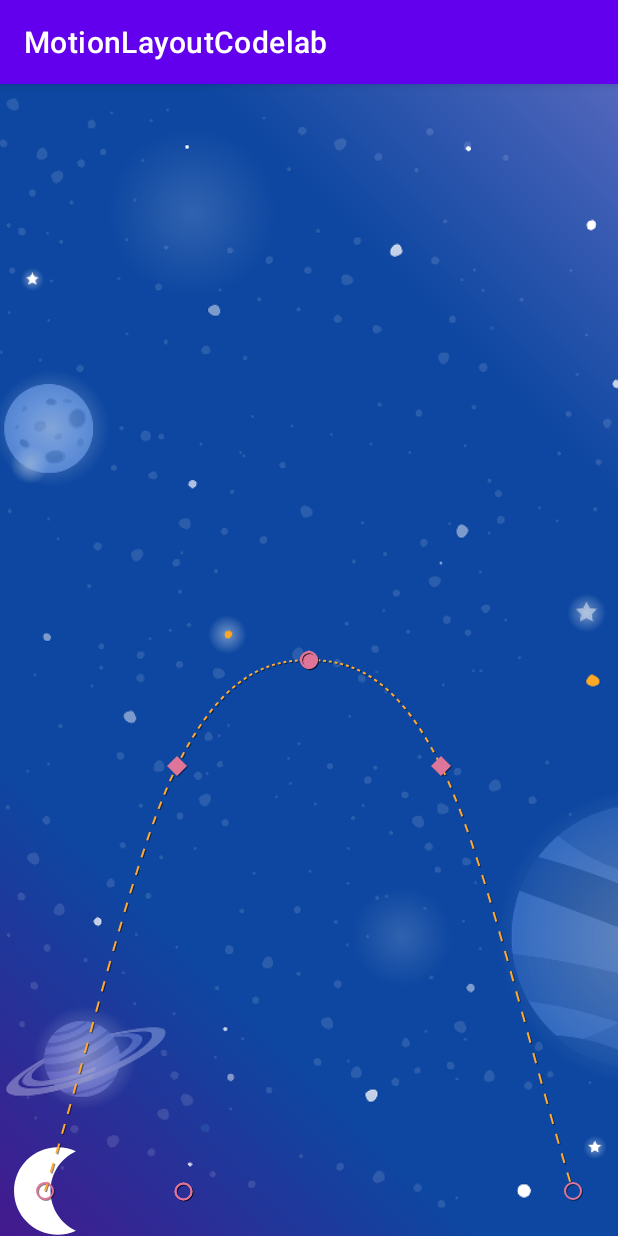
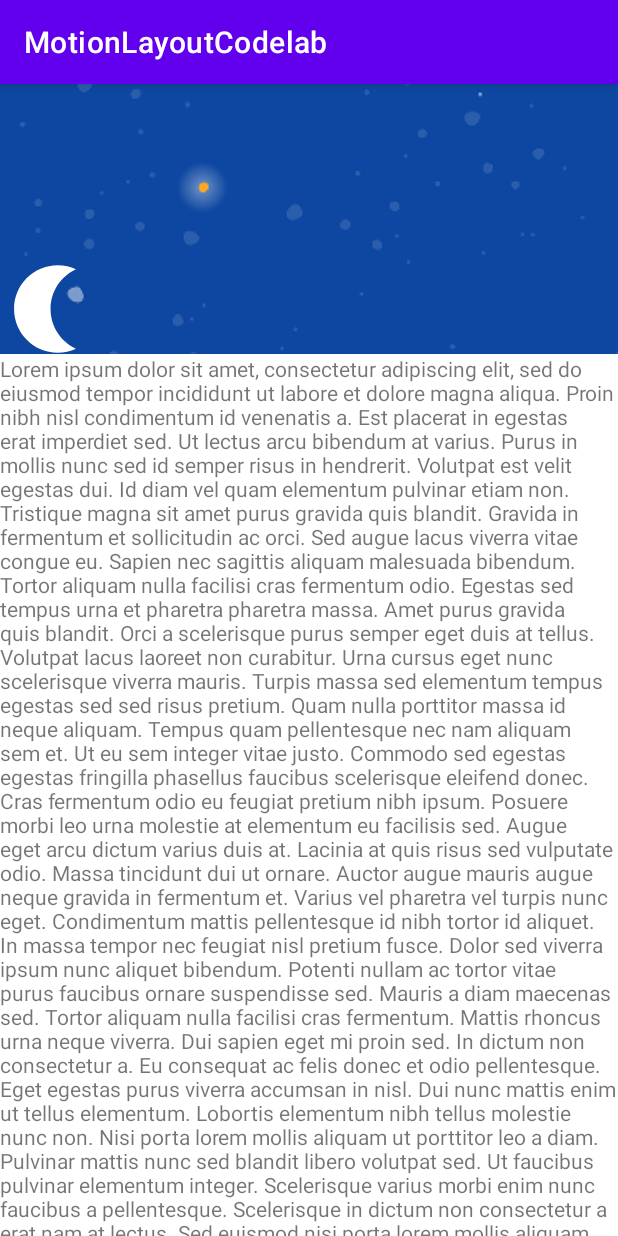
Before and after one commit to tangwanchao/MotionLayoutCodelab, an Android app: the screen it shows after launch (MainActivity), on a phone screen of 412 x 824 dp. Run offline under Robolectric (Android 15) with nearby library versions, the phone set to English and light mode, and no system bars.

Commit message:
代码控制运动完成

```diff
--- a/app/src/main/java/me/twc/motionlayoutcodelab/MainActivity.kt
+++ b/app/src/main/java/me/twc/motionlayoutcodelab/MainActivity.kt
@@ -2,10 +2,25 @@ package me.twc.motionlayoutcodelab
 
 import androidx.appcompat.app.AppCompatActivity
 import android.os.Bundle
+import androidx.constraintlayout.motion.widget.MotionLayout
+import com.google.android.material.appbar.AppBarLayout
 
 class MainActivity : AppCompatActivity() {
     override fun onCreate(savedInstanceState: Bundle?) {
         super.onCreate(savedInstanceState)
         setContentView(R.layout.activity_main)
+        coordinateMotion()
+    }
+
+    private fun coordinateMotion() {
+        val appBarLayout: AppBarLayout = findViewById(R.id.appbar_layout)
+        val motionLayout: MotionLayout = findViewById(R.id.motion_layout)
+
+        val listener = AppBarLayout.OnOffsetChangedListener { unused, verticalOffset ->
+            val seekPosition = -verticalOffset / appBarLayout.totalScrollRange.toFloat()
+            motionLayout.progress = seekPosition
+        }
+
+        appBarLayout.addOnOffsetChangedListener(listener)
     }
 }
--- a/app/src/main/res/layout/activity_main.xml
+++ b/app/src/main/res/layout/activity_main.xml
@@ -13,19 +13,31 @@
   ~   limitations under the License.
   -->
 
+<androidx.coordinatorlayout.widget.CoordinatorLayout xmlns:android="http://schemas.android.com/apk/res/android"
+    xmlns:app="http://schemas.android.com/apk/res-auto"
+    xmlns:motion="http://schemas.android.com/apk/res-auto"
+    xmlns:tools="http://schemas.android.com/tools"
+    android:layout_width="match_parent"
+    android:layout_height="match_parent">
+
+    <com.google.android.material.appbar.AppBarLayout
+        android:id="@+id/appbar_layout"
+        android:layout_width="match_parent"
+        android:layout_height="180dp">
+
         <androidx.constraintlayout.motion.widget.MotionLayout
-    xmlns:android="http://schemas.android.com/apk/res/android"
-    xmlns:app="http://schemas.android.com/apk/res-auto"
+            android:id="@+id/motion_layout"
             android:layout_width="match_parent"
             android:layout_height="match_parent"
-    app:motionDebug="SHOW_PATH"
-    xmlns:tools="http://schemas.android.com/tools"
-    app:layoutDescription="@xml/activity_main_scene">
+            app:layoutDescription="@xml/activity_main_scene"
+            app:motionDebug="NO_DEBUG"
+            android:minHeight="80dp"
+            motion:layout_scrollFlags="scroll|enterAlways|snap|exitUntilCollapsed">
 
             <ImageView
                 android:id="@+id/background"
                 android:layout_width="0dp"
-        android:layout_height="0dp"
+                android:layout_height="1000dp"
                 app:layout_constraintTop_toTopOf="parent"
                 app:layout_constraintBottom_toBottomOf="parent"
                 app:layout_constraintStart_toStartOf="parent"
@@ -33,6 +45,7 @@
                 app:srcCompat="@drawable/background"
                 android:scaleType="centerCrop"
                 tools:ignore="ContentDescription" />
+
 
             <ImageView
                 android:id="@+id/moon"
@@ -49,5 +62,18 @@
                 android:text="@string/credits"
                 android:textSize="24sp"
                 android:textColor="?colorOnPrimary" />
+        </androidx.constraintlayout.motion.widget.MotionLayout>
+    </com.google.android.material.appbar.AppBarLayout>
 
-</androidx.constraintlayout.motion.widget.MotionLayout>
+    <androidx.core.widget.NestedScrollView
+        android:layout_width="match_parent"
+        android:layout_height="match_parent"
+        app:layout_behavior="@string/appbar_scrolling_view_behavior">
+
+        <TextView
+            android:layout_width="wrap_content"
+            android:layout_height="wrap_content"
+            android:text="@string/long_text" />
+    </androidx.core.widget.NestedScrollView>
+
+</androidx.coordinatorlayout.widget.CoordinatorLayout>
--- a/app/src/main/res/xml/activity_main_scene.xml
+++ b/app/src/main/res/xml/activity_main_scene.xml
@@ -1,28 +1,12 @@
 <?xml version="1.0" encoding="utf-8"?>
-<MotionScene
-    xmlns:android="http://schemas.android.com/apk/res/android"
-    xmlns:motion="http://schemas.android.com/apk/res-auto">
-
+<MotionScene xmlns:motion="http://schemas.android.com/apk/res-auto"
+    xmlns:android="http://schemas.android.com/apk/res/android">
     <!-- A transition describes an animation via start and end state -->
     <Transition
         motion:constraintSetStart="@+id/start"
-        motion:constraintSetEnd="@+id/end"
-        motion:duration="3000">
-
-        <OnSwipe
-            motion:touchAnchorId="@id/moon"
-            motion:touchAnchorSide="bottom"
-            motion:dragDirection="dragRight"
-            />
+        motion:constraintSetEnd="@+id/end">
 
         <KeyFrameSet>
-            <KeyPosition
-                motion:framePosition="50"
-                motion:motionTarget="@id/moon"
-                motion:keyPositionType="parentRelative"
-                motion:percentY="0.5"
-                />
-
             <KeyPosition
                 motion:framePosition="25"
                 motion:motionTarget="@id/moon"
@@ -30,55 +14,34 @@
                 motion:percentY="0.6"
                 />
             <KeyPosition
+                motion:framePosition="50"
+                motion:motionTarget="@id/moon"
+                motion:keyPositionType="parentRelative"
+                motion:percentY="0.5"
+                />
+            <KeyPosition
                 motion:framePosition="75"
                 motion:motionTarget="@id/moon"
                 motion:keyPositionType="parentRelative"
                 motion:percentY="0.6"
                 />
-
             <KeyAttribute
                 motion:framePosition="50"
                 motion:motionTarget="@id/moon"
-                android:scaleY="2.0"
-                android:scaleX="2.0"
-                android:rotation="-360"
                 />
             <KeyAttribute
                 motion:framePosition="100"
                 motion:motionTarget="@id/moon"
-                android:rotation="-720"
                 />
-
             <KeyAttribute
                 motion:framePosition="85"
                 motion:motionTarget="@id/credits"
                 android:alpha="0.0"
                 />
-
-            <KeyAttribute
-                motion:framePosition="0"
-                motion:motionTarget="@id/moon">
-                <CustomAttribute
-                    motion:attributeName="colorFilter"
-                    motion:customColorValue="#FFFFFF"
-                    />
-            </KeyAttribute>
-            <KeyAttribute
-                motion:framePosition="50"
-                motion:motionTarget="@id/moon">
-                <CustomAttribute
-                    motion:attributeName="colorFilter"
-                    motion:customColorValue="#FFB612"
-                    />
-            </KeyAttribute>
             <KeyAttribute
                 motion:framePosition="100"
-                motion:motionTarget="@id/moon">
-                <CustomAttribute
-                    motion:attributeName="colorFilter"
-                    motion:customColorValue="#FFFFFF"
-                    />
-            </KeyAttribute>
+                motion:motionTarget="@id/background"
+                android:translationY="500dp" />
         </KeyFrameSet>
     </Transition>
 
@@ -107,8 +70,9 @@
     <ConstraintSet android:id="@+id/end">
         <Constraint
             android:id="@id/moon"
-            android:layout_width="wrap_content"
-            android:layout_height="wrap_content"
+            android:layout_width="60dp"
+            android:layout_height="60dp"
+            android:layout_marginBottom="10dp"
             motion:layout_constraintEnd_toEndOf="parent"
             motion:layout_constraintBottom_toBottomOf="parent"
             />
```
Lines whose indentation alone changed are shown as unchanged.
